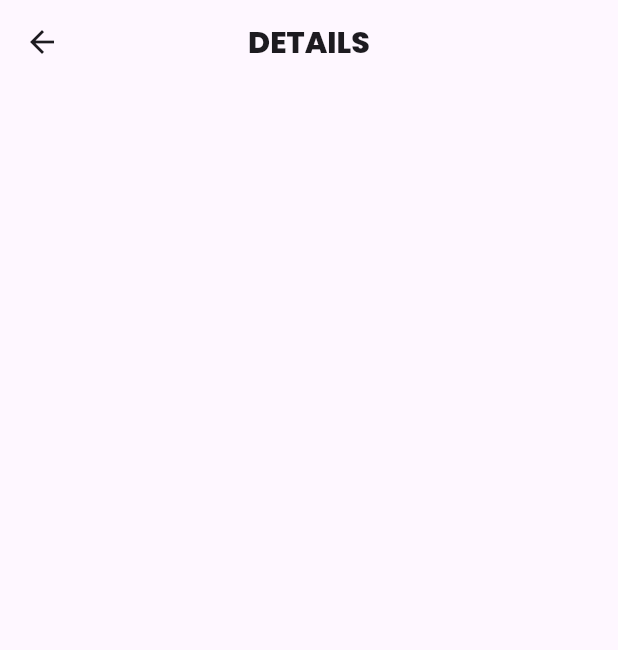
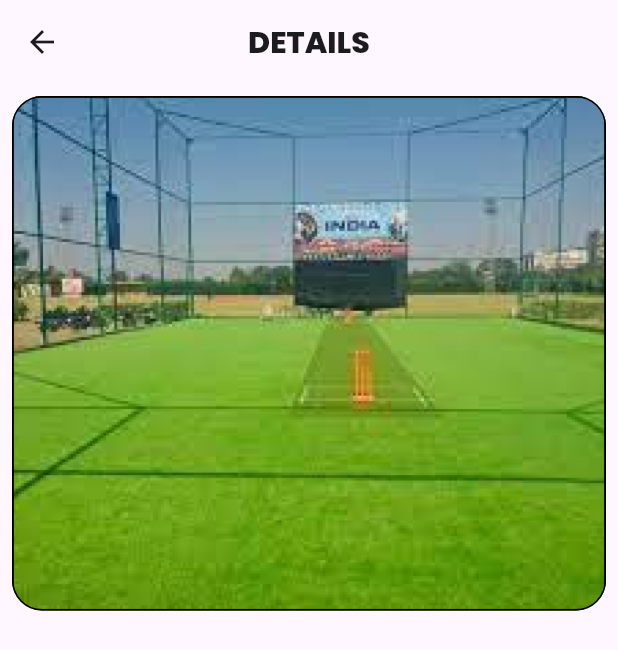
Before and after one commit to nidhamkacha/boxcricket, a Flutter app: the screen it shows after launch, on a phone screen of 412 x 824 dp. Shown: the top 650 px of the screen. Run offline on Flutter 3.47's test engine with Material 3 defaults, Android fonts, the phone set to English and light mode, and no system bars; our stand-ins replace google_fonts.

Commit message:
17-2-24
Signed-off-by: Nidham Kacha <nidham78@gmail.com>

```diff
--- a/lib/HomeScreens/details_screen_package.dart
+++ b/lib/HomeScreens/details_screen_package.dart
@@ -20,6 +20,24 @@ class _DetailScreenState extends State<DetailScreen> {
           style: GoogleFonts.poppins(fontSize: 20, fontWeight: FontWeight.w800),
         ),
       ),
+      body: Column(
+        children: [
+          Padding(
+            padding: const EdgeInsets.all(8.0),
+            child: Container(
+              height: 343,
+              width: double.infinity,
+              decoration: BoxDecoration(
+                borderRadius: BorderRadius.circular(20),
+                image: DecorationImage(
+                    image: AssetImage("assets/images/Rectangle 391.png"),
+                    fit: BoxFit.fill),
+                border: Border.all(),
+              ),
+            ),
+          )
+        ],
+      ),
     );
   }
 }
--- a/pubspec.yaml
+++ b/pubspec.yaml
@@ -45,7 +45,7 @@ dev_dependencies:
   # activated in the `analysis_options.yaml` file located at the root of your
   # package. See that file for information about deactivating specific lint
   # rules and activating additional ones.
-  flutter_lints: ^2.0.0
+  flutter_lints: ^3.0.1
 
 # For information on the generic Dart part of this file, see the
 # following page: https://dart.dev/tools/pub/pubspec
```
Also changed, not shown: assets/images/Rectangle 391.png (added), pubspec.lock.
